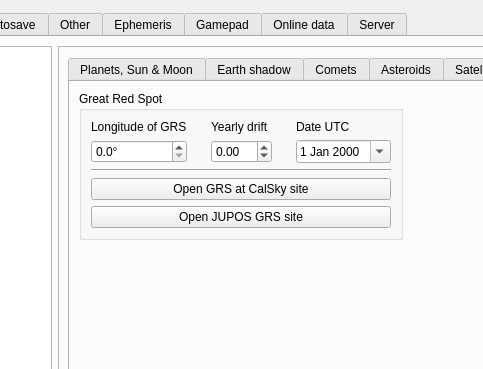
PavelMr/skytechx, file csetting.ui: the form before one commit; both pictures show x 170 to 653 and y 0 to 369 of the 1109 by 737 pixel window.
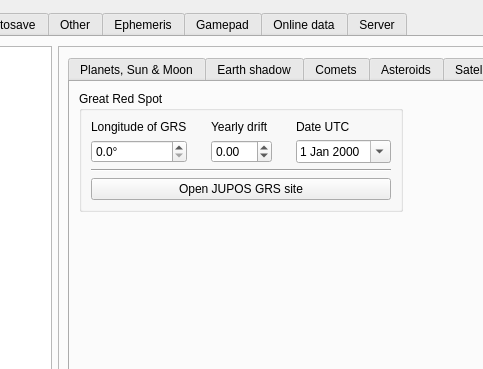
The form after the commit. The open tabs and pages were chosen to show the change. Custom widgets are drawn as their Qt base class.

The edit to the form file:
```diff
--- a/csetting.ui
+++ b/csetting.ui
@@ -2892,13 +2892,6 @@
                           </property>
                          </widget>
                         </item>
-                        <item>
-                         <widget class="QPushButton" name="pushButton_69">
-                          <property name="text">
-                           <string>Open GRS at CalSky site</string>
-                          </property>
-                         </widget>
-                        </item>
                         <item>
                          <widget class="QPushButton" name="pushButton_70">
                           <property name="text">
```
Left out of the diff: 26 changed lines with no effect on the pictures.
